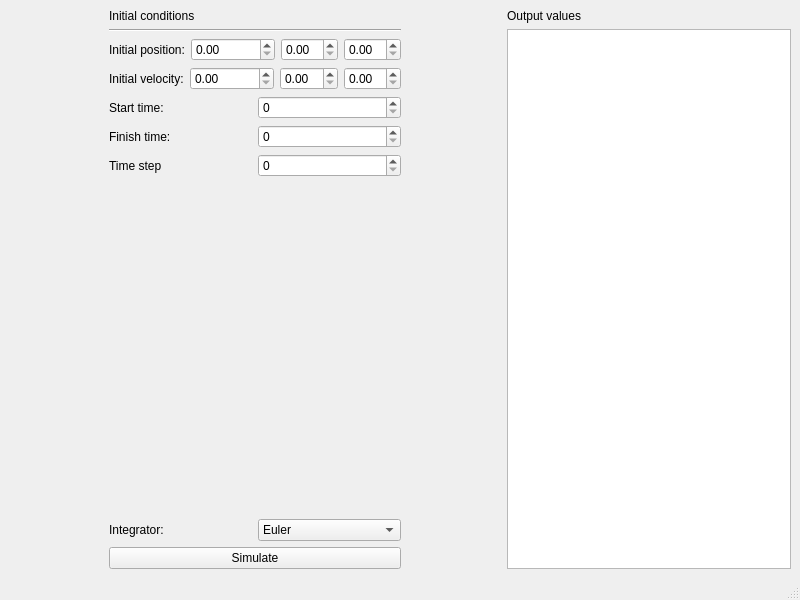
Old version of the form src/gui/main_window.ui in the repository YassenEfremov/OrbSim.
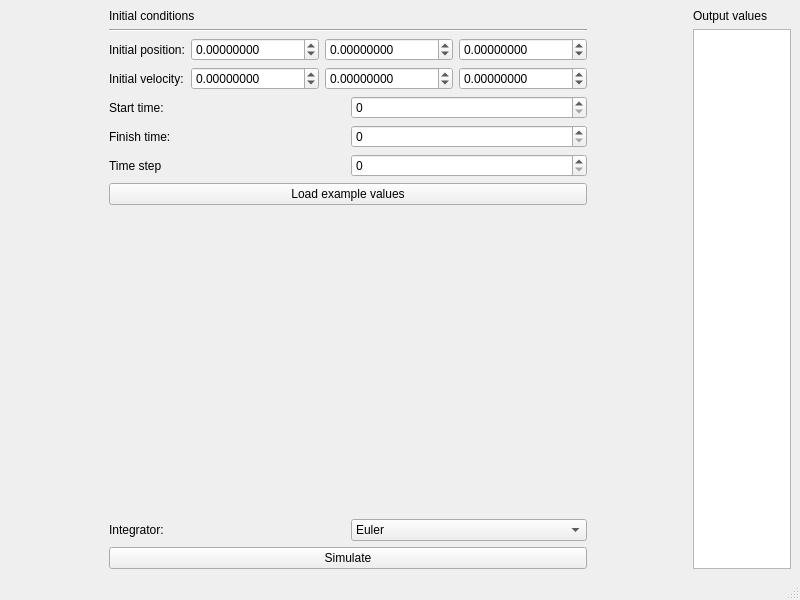
New version of the form.

Patch:
```diff
--- a/src/gui/main_window.ui
+++ b/src/gui/main_window.ui
@@ -59,16 +59,42 @@
           </item>
           <item>
            <widget class="QDoubleSpinBox" name="PosSpinBoxX">
+            <property name="decimals">
+             <number>8</number>
+            </property>
+            <property name="minimum">
+             <double>-300000.000000000000000</double>
+            </property>
             <property name="maximum">
              <double>300000.000000000000000</double>
             </property>
            </widget>
           </item>
           <item>
-           <widget class="QDoubleSpinBox" name="PosSpinBoxY"/>
+           <widget class="QDoubleSpinBox" name="PosSpinBoxY">
+            <property name="decimals">
+             <number>8</number>
+            </property>
+            <property name="minimum">
+             <double>-300000.000000000000000</double>
+            </property>
+            <property name="maximum">
+             <double>300000.000000000000000</double>
+            </property>
+           </widget>
           </item>
           <item>
-           <widget class="QDoubleSpinBox" name="PosSpinBoxZ"/>
+           <widget class="QDoubleSpinBox" name="PosSpinBoxZ">
+            <property name="decimals">
+             <number>8</number>
+            </property>
+            <property name="minimum">
+             <double>-300000.000000000000000</double>
+            </property>
+            <property name="maximum">
+             <double>300000.000000000000000</double>
+            </property>
+           </widget>
           </item>
          </layout>
         </item>
@@ -86,16 +112,42 @@
           </item>
           <item>
            <widget class="QDoubleSpinBox" name="VelSpinBoxX">
+            <property name="decimals">
+             <number>8</number>
+            </property>
+            <property name="minimum">
+             <double>-300000.000000000000000</double>
+            </property>
             <property name="maximum">
              <double>300000.000000000000000</double>
             </property>
            </widget>
           </item>
           <item>
-           <widget class="QDoubleSpinBox" name="VelSpinBoxY"/>
+           <widget class="QDoubleSpinBox" name="VelSpinBoxY">
+            <property name="decimals">
+             <number>8</number>
+            </property>
+            <property name="minimum">
+             <double>-300000.000000000000000</double>
+            </property>
+            <property name="maximum">
+             <double>300000.000000000000000</double>
+            </property>
+           </widget>
           </item>
           <item>
-           <widget class="QDoubleSpinBox" name="VelSpinBoxZ"/>
+           <widget class="QDoubleSpinBox" name="VelSpinBoxZ">
+            <property name="decimals">
+             <number>8</number>
+            </property>
+            <property name="minimum">
+             <double>-300000.000000000000000</double>
+            </property>
+            <property name="maximum">
+             <double>300000.000000000000000</double>
+            </property>
+           </widget>
           </item>
          </layout>
         </item>
@@ -154,10 +206,21 @@
            </widget>
           </item>
           <item>
-           <widget class="QSpinBox" name="TimeStepSpinBox"/>
+           <widget class="QSpinBox" name="TimeStepSpinBox">
+            <property name="maximum">
+             <number>100000</number>
+            </property>
+           </widget>
           </item>
          </layout>
         </item>
+        <item>
+         <widget class="QPushButton" name="ExampleValuesButton">
+          <property name="text">
+           <string>Load example values</string>
+          </property>
+         </widget>
+        </item>
         <item>
          <spacer name="verticalSpacer">
           <property name="orientation">
```
Left out of the diff: 18 changed lines with no effect on the pictures.
